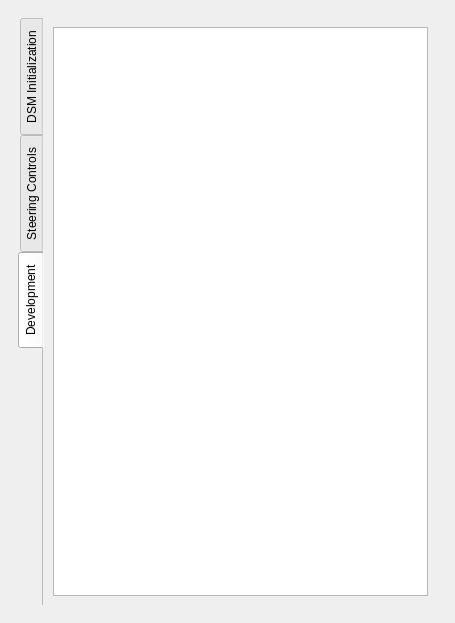
Before: the Qt Designer form pqDSMViewerPanel.ui in soumagne/icarus, drawn with Qt 5.
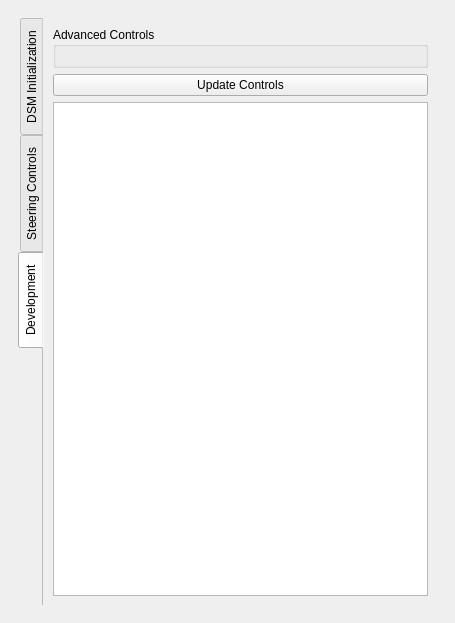
After: the same form once the commit is applied. The open tabs and pages were chosen to show the change. Icons and pictures are not drawn.

Commit message: Add XdmfSteeringProperty and subclasses - Add automatic generation of SpinBoxes when parsing the XML interaction file - Add IntScalarInteraction and IntScalarInteractionName properties to DSM Manager proxy - Add first handles of interactions in the parser - Add advanced controls field in the GUI in devel tab - Rename vtkXdmfSteeringParser to XdmfSteeringParser - Update XdmfGenerator to new branch reference - xxxDomain flags in the XML interaction description file are not yet supported

Diff of the .ui file:
```diff
--- a/pqDSMViewerPanel.ui
+++ b/pqDSMViewerPanel.ui
@@ -631,6 +631,27 @@
             <string>Development</string>
            </attribute>
            <layout class="QVBoxLayout" name="verticalLayout_6">
+            <item>
+             <widget class="QGroupBox" name="advancedControlBox">
+              <property name="sizePolicy">
+               <sizepolicy hsizetype="Preferred" vsizetype="Preferred">
+                <horstretch>0</horstretch>
+                <verstretch>0</verstretch>
+               </sizepolicy>
+              </property>
+              <property name="title">
+               <string>Advanced Controls</string>
+              </property>
+              <layout class="QGridLayout" name="gridLayout_4"/>
+             </widget>
+            </item>
+            <item>
+             <widget class="QPushButton" name="advancedControlUpdate">
+              <property name="text">
+               <string>Update Controls</string>
+              </property>
+             </widget>
+            </item>
             <item>
              <widget class="QGraphicsView" name="dsmHTMView"/>
             </item>
```
The commit also changes 13 other files.
